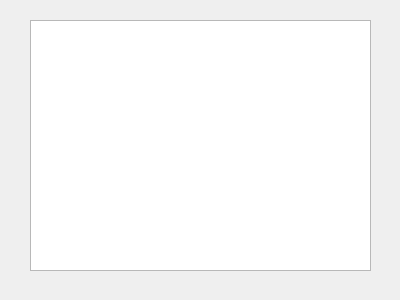
Before: the Qt Designer form widget.ui in Shihad/roguelike, drawn with Qt 5.
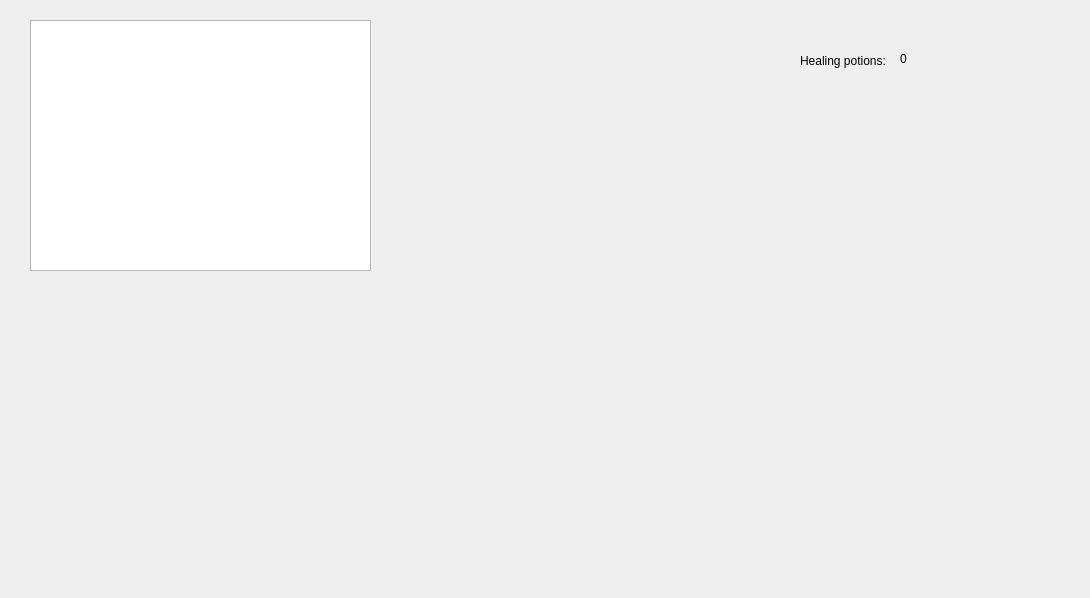
After: the same form once the commit is applied.

Commit message: Start to upgrade healing potions with label

The edit to the form file:
```diff
--- a/widget.ui
+++ b/widget.ui
@@ -6,8 +6,8 @@
    <rect>
     <x>0</x>
     <y>0</y>
-    <width>400</width>
-    <height>300</height>
+    <width>1090</width>
+    <height>598</height>
    </rect>
   </property>
   <property name="focusPolicy">
@@ -29,6 +29,32 @@
     <enum>Qt::ClickFocus</enum>
    </property>
   </widget>
+  <widget class="QLabel" name="label">
+   <property name="geometry">
+    <rect>
+     <x>800</x>
+     <y>30</y>
+     <width>101</width>
+     <height>61</height>
+    </rect>
+   </property>
+   <property name="text">
+    <string>Healing potions:</string>
+   </property>
+  </widget>
+  <widget class="QLabel" name="label_2">
+   <property name="geometry">
+    <rect>
+     <x>900</x>
+     <y>50</y>
+     <width>54</width>
+     <height>17</height>
+    </rect>
+   </property>
+   <property name="text">
+    <string>0</string>
+   </property>
+  </widget>
  </widget>
  <layoutdefault spacing="6" margin="11"/>
  <resources/>
```
The commit also changes 3 other files.
